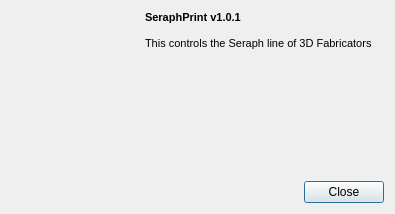
Above: aboutdialog.ui from SeraphRobotics/SeraphPrint before the change. Below: the same form after it.
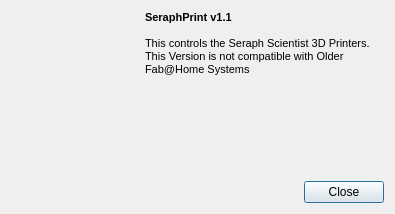
That is the form after the change. Icons and pictures are not drawn.

The edit to the form file:
```diff
--- a/aboutdialog.ui
+++ b/aboutdialog.ui
@@ -86,10 +86,11 @@
         <string>&lt;!DOCTYPE HTML PUBLIC &quot;-//W3C//DTD HTML 4.0//EN&quot; &quot;http://www.w3.org/TR/REC-html40/strict.dtd&quot;&gt;
 &lt;html&gt;&lt;head&gt;&lt;meta name=&quot;qrichtext&quot; content=&quot;1&quot; /&gt;&lt;style type=&quot;text/css&quot;&gt;
 p, li { white-space: pre-wrap; }
-&lt;/style&gt;&lt;/head&gt;&lt;body style=&quot; font-family:'MS Shell Dlg 2'; font-size:8.25pt; font-weight:400; font-style:normal;&quot;&gt;
-&lt;p style=&quot; margin-top:0px; margin-bottom:0px; margin-left:0px; margin-right:0px; -qt-block-indent:0; text-indent:0px;&quot;&gt;&lt;span style=&quot; font-size:8pt; font-weight:600;&quot;&gt;SeraphPrint v1.0.1&lt;/span&gt;&lt;/p&gt;
-&lt;p style=&quot;-qt-paragraph-type:empty; margin-top:0px; margin-bottom:0px; margin-left:0px; margin-right:0px; -qt-block-indent:0; text-indent:0px; font-size:8pt; font-weight:600;&quot;&gt;&lt;/p&gt;
-&lt;p style=&quot; margin-top:0px; margin-bottom:0px; margin-left:0px; margin-right:0px; -qt-block-indent:0; text-indent:0px;&quot;&gt;&lt;span style=&quot; font-size:8pt;&quot;&gt;This controls the Seraph line of 3D Fabricators&lt;/span&gt;&lt;/p&gt;&lt;/body&gt;&lt;/html&gt;</string>
+&lt;/style&gt;&lt;/head&gt;&lt;body style=&quot; font-family:'MS Shell Dlg 2'; font-size:8pt; font-weight:400; font-style:normal;&quot;&gt;
+&lt;p style=&quot; margin-top:0px; margin-bottom:0px; margin-left:0px; margin-right:0px; -qt-block-indent:0; text-indent:0px;&quot;&gt;&lt;span style=&quot; font-weight:600;&quot;&gt;SeraphPrint v1.1&lt;/span&gt;&lt;/p&gt;
+&lt;p style=&quot;-qt-paragraph-type:empty; margin-top:0px; margin-bottom:0px; margin-left:0px; margin-right:0px; -qt-block-indent:0; text-indent:0px; font-weight:600;&quot;&gt;&lt;br /&gt;&lt;/p&gt;
+&lt;p style=&quot; margin-top:0px; margin-bottom:0px; margin-left:0px; margin-right:0px; -qt-block-indent:0; text-indent:0px;&quot;&gt;This controls the Seraph Scientist 3D Printers.&lt;/p&gt;
+&lt;p style=&quot; margin-top:0px; margin-bottom:0px; margin-left:0px; margin-right:0px; -qt-block-indent:0; text-indent:0px;&quot;&gt;This Version is not compatible with Older Fab@Home Systems&lt;/p&gt;&lt;/body&gt;&lt;/html&gt;</string>
        </property>
        <property name="alignment">
         <set>Qt::AlignLeading|Qt::AlignLeft|Qt::AlignTop</set>
```
Left out of the diff: 6 changed lines with no effect on the pictures.
